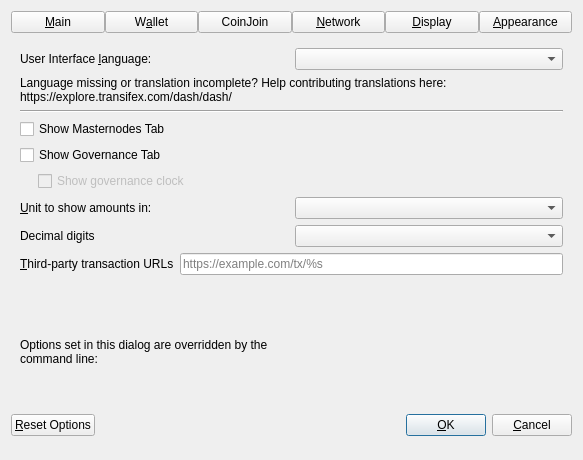
This is src/qt/forms/optionsdialog.ui in dashpay/dash as Qt 5 draws it before an edit. The edited form follows.
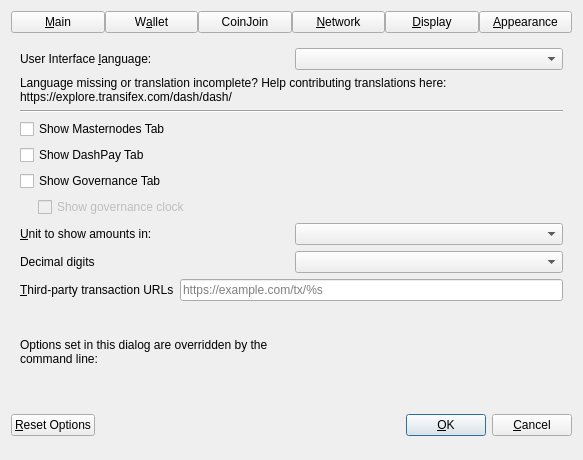
This is the edited form. The open tabs and pages were chosen to show the change. Custom widgets are drawn as their Qt base class.

Commit message: feat(qt): DashPay usernames, contacts and contact payments

```diff
--- a/src/qt/forms/optionsdialog.ui
+++ b/src/qt/forms/optionsdialog.ui
@@ -1080,6 +1080,16 @@
          </property>
         </widget>
        </item>
+       <item>
+        <widget class="QCheckBox" name="showPlatformTab">
+         <property name="toolTip">
+          <string>Show additional tab for DashPay usernames, profiles and contacts on Dash Platform.</string>
+         </property>
+         <property name="text">
+          <string>Show DashPay Tab</string>
+         </property>
+        </widget>
+       </item>
        <item>
         <widget class="QCheckBox" name="showGovernanceTab">
          <property name="toolTip">
```
The commit also changes 46 other files.
